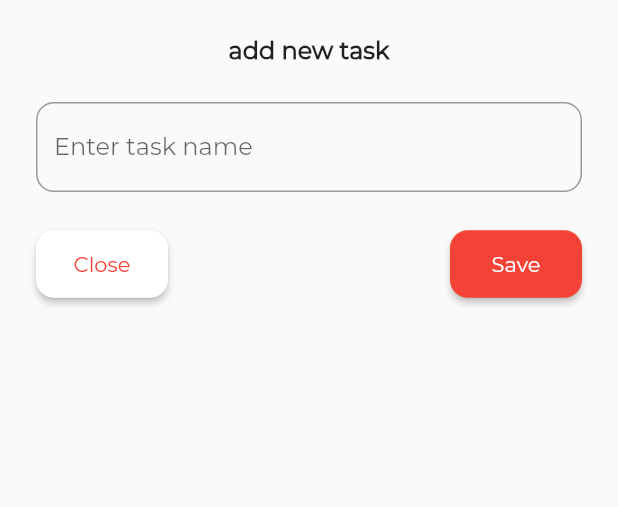
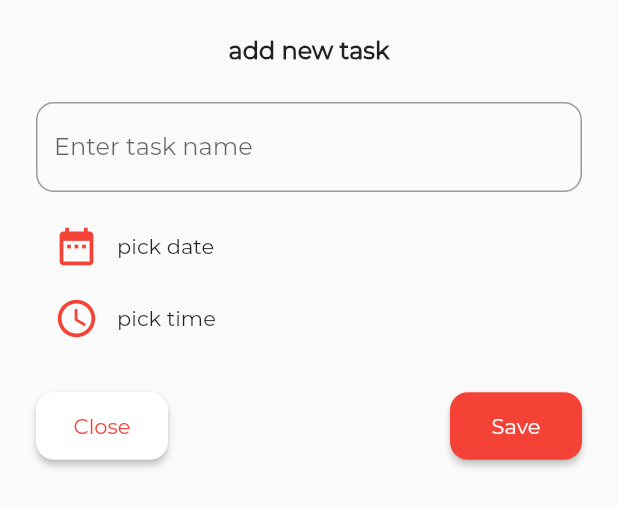
Before and after one commit to lucsbasto/todo-app, a Flutter app: the AddTaskPage widget shown alone on an empty page, opened directly, on a phone screen of 412 x 824 dp. Shown: the top 507 px of the screen. Run offline on Flutter 3.47's test engine with Material 2 defaults, Android fonts, the phone set to English and light mode, and no system bars.

Commit message:
refatorando o código, criando widgets das partes que podem ser reutilizadas

```diff
--- a/lib/pages/add_task_page.dart
+++ b/lib/pages/add_task_page.dart
@@ -1,5 +1,7 @@
 import 'package:flutter/material.dart';
 import 'package:todo_app/widgets/custom_button.dart';
+import 'package:todo_app/widgets/custom_date_time_picker.dart';
+import 'package:todo_app/widgets/custom_modal_action_button.dart';
 import 'package:todo_app/widgets/custom_textfield.dart';
 
 class AddTaskPage extends StatefulWidget {
@@ -8,6 +10,29 @@ class AddTaskPage extends StatefulWidget {
 }
 
 class _AddTaskPageState extends State<AddTaskPage> {
+  String _selectedDate = 'pick date';
+  String _selectedTime = 'pick time';
+  Future _pickDate() async {
+    DateTime datepick = await showDatePicker(
+      context: context,
+      initialDate: new DateTime.now(),
+      firstDate: new DateTime.now().add(Duration(days: -365)),
+      lastDate: new DateTime.now().add(Duration(days: 365)),
+    );
+    if (datepick != null) setState(() => _selectedDate = datepick.toString());
+  }
+
+  Future _pickTime() async {
+    TimeOfDay timepick = await showTimePicker(
+      context: context,
+      initialTime: new TimeOfDay.now(),
+    );
+    if (timepick != null)
+      setState(() {
+        _selectedTime = timepick.toString();
+      });
+  }
+
   @override
   Widget build(BuildContext context) {
     return Padding(
@@ -26,33 +51,44 @@ class _AddTaskPageState extends State<AddTaskPage> {
           ),
           CustomTextField(labelText: "Enter task name"),
           SizedBox(
+            height: 12,
+          ),
+          CustomDateTimePicker(
+              icon: Icons.date_range,
+              onPressed: _pickDate,
+              value: _selectedDate),
+          CustomDateTimePicker(
+              icon: Icons.access_time,
+              onPressed: _pickTime,
+              value: _selectedTime),
+          SizedBox(
             height: 24,
           ),
-          _actionButton(context),
+          CustomModalActionButton(
+            onClose: () {
+              Navigator.of(context).pop();
+            },
+            onSave: () {},
+          ),
         ],
       ),
     );
   }
 
-  Row _actionButton(BuildContext context) {
-    return Row(
-      mainAxisAlignment: MainAxisAlignment.spaceBetween,
-      children: <Widget>[
-        CustomButtom(
-          onPressed: () {
-            Navigator.of(context).pop();
-          },
-          buttonText: "Close",
-          color: Colors.white,
-          textColor: Theme.of(context).accentColor,
+  Widget _dateTimePicker(IconData icon, VoidCallback onPressed, String value) {
+    return FlatButton(
+      padding: EdgeInsets.zero,
+      onPressed: onPressed,
+      child: Padding(
+        padding: const EdgeInsets.only(left: 12.0),
+        child: Row(
+          children: <Widget>[
+            Icon(icon, color: Theme.of(context).accentColor, size: 30),
+            SizedBox(width: 12),
+            Text(value, style: TextStyle(fontSize: 14)),
+          ],
         ),
-        CustomButtom(
-          onPressed: () {},
-          buttonText: "Save",
-          color: Theme.of(context).accentColor,
-          textColor: Colors.white,
-        )
-      ],
+      ),
     );
   }
 }
--- /dev/null
+++ b/lib/widgets/custom_date_time_picker.dart
@@ -0,0 +1,27 @@
+import 'package:flutter/material.dart';
+
+class CustomDateTimePicker extends StatelessWidget {
+  final VoidCallback onPressed;
+  final IconData icon;
+  final String value;
+
+  CustomDateTimePicker(
+      {@required this.onPressed, @required this.icon, @required this.value});
+  @override
+  Widget build(BuildContext context) {
+    return FlatButton(
+      padding: EdgeInsets.zero,
+      onPressed: onPressed,
+      child: Padding(
+        padding: const EdgeInsets.only(left: 12.0),
+        child: Row(
+          children: <Widget>[
+            Icon(icon, color: Theme.of(context).accentColor, size: 30),
+            SizedBox(width: 12),
+            Text(value, style: TextStyle(fontSize: 14)),
+          ],
+        ),
+      ),
+    );
+  }
+}
--- /dev/null
+++ b/lib/widgets/custom_modal_action_button.dart
@@ -0,0 +1,28 @@
+import 'package:flutter/material.dart';
+import 'custom_button.dart';
+
+class CustomModalActionButton extends StatelessWidget {
+  final VoidCallback onClose;
+  final VoidCallback onSave;
+  CustomModalActionButton({@required this.onClose, @required this.onSave});
+  @override
+  Widget build(BuildContext context) {
+    return Row(
+      mainAxisAlignment: MainAxisAlignment.spaceBetween,
+      children: <Widget>[
+        CustomButtom(
+          onPressed: onClose,
+          buttonText: "Close",
+          color: Colors.white,
+          textColor: Theme.of(context).accentColor,
+        ),
+        CustomButtom(
+          onPressed: onSave,
+          buttonText: "Save",
+          color: Theme.of(context).accentColor,
+          textColor: Colors.white,
+        )
+      ],
+    );
+  }
+}
```
Also changed, not shown: lib/pages/add_event_page.dart (+7 -23 lines), lib/pages/event_page.dart (+57 -107 lines), lib/widgets/custom_icon_decoration.dart (added, +64 -0 lines).
